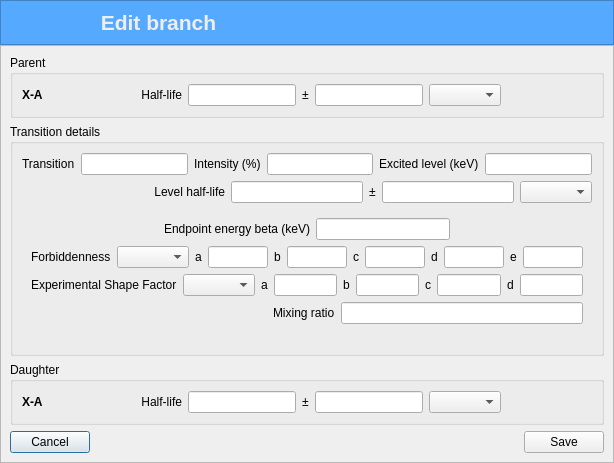
Old version of the form UI/DEC/editbranchdialog.ui in the repository ziemastz/DES_v2.
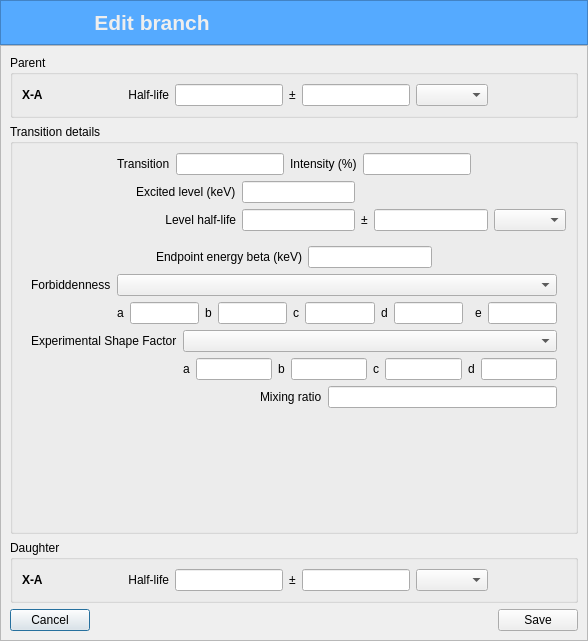
New version of the form. The open tabs and pages were chosen to show the change. Icons and pictures are not drawn.

```diff
--- a/UI/DEC/editbranchdialog.ui
+++ b/UI/DEC/editbranchdialog.ui
@@ -6,8 +6,8 @@
    <rect>
     <x>0</x>
     <y>0</y>
-    <width>614</width>
-    <height>463</height>
+    <width>588</width>
+    <height>641</height>
    </rect>
   </property>
   <property name="windowTitle">
@@ -186,6 +186,19 @@
         <layout class="QVBoxLayout" name="verticalLayout_2">
          <item>
           <layout class="QHBoxLayout" name="horizontalLayout_4">
+           <item>
+            <spacer name="horizontalSpacer_13">
+             <property name="orientation">
+              <enum>Qt::Horizontal</enum>
+             </property>
+             <property name="sizeHint" stdset="0">
+              <size>
+               <width>40</width>
+               <height>20</height>
+              </size>
+             </property>
+            </spacer>
+           </item>
            <item>
             <widget class="QLabel" name="label_5">
              <property name="text">
@@ -207,20 +220,23 @@
             <widget class="QLineEdit" name="lineEdit_2"/>
            </item>
            <item>
-            <widget class="QLabel" name="label_7">
-             <property name="text">
-              <string>Excited level (keV)</string>
+            <spacer name="horizontalSpacer_14">
+             <property name="orientation">
+              <enum>Qt::Horizontal</enum>
              </property>
-            </widget>
-           </item>
-           <item>
-            <widget class="QLineEdit" name="lineEdit_3"/>
+             <property name="sizeHint" stdset="0">
+              <size>
+               <width>40</width>
+               <height>20</height>
+              </size>
+             </property>
+            </spacer>
            </item>
           </layout>
          </item>
          <item>
-          <layout class="QHBoxLayout" name="horizontalLayout_3">
-           <item>
+          <layout class="QGridLayout" name="gridLayout_5">
+           <item row="1" column="0">
             <spacer name="horizontalSpacer_6">
              <property name="orientation">
               <enum>Qt::Horizontal</enum>
@@ -233,20 +249,13 @@
              </property>
             </spacer>
            </item>
-           <item>
-            <widget class="QLabel" name="label_10">
-             <property name="text">
-              <string>Level half-life</string>
-             </property>
-             <property name="alignment">
-              <set>Qt::AlignRight|Qt::AlignTrailing|Qt::AlignVCenter</set>
-             </property>
-            </widget>
+           <item row="1" column="5">
+            <widget class="QComboBox" name="level_half_life_unit_comboBox"/>
            </item>
-           <item>
+           <item row="1" column="2">
             <widget class="QLineEdit" name="level_half_life_value_lineEdit"/>
            </item>
-           <item>
+           <item row="1" column="3">
             <widget class="QLabel" name="label_9">
              <property name="text">
               <string>±</string>
@@ -256,11 +265,28 @@
              </property>
             </widget>
            </item>
-           <item>
+           <item row="1" column="1">
+            <widget class="QLabel" name="label_10">
+             <property name="text">
+              <string>Level half-life</string>
+             </property>
+             <property name="alignment">
+              <set>Qt::AlignRight|Qt::AlignTrailing|Qt::AlignVCenter</set>
+             </property>
+            </widget>
+           </item>
+           <item row="1" column="4">
             <widget class="QLineEdit" name="level_half_life_uncertainty_lineEdit"/>
            </item>
-           <item>
-            <widget class="QComboBox" name="level_half_life_unit_comboBox"/>
+           <item row="0" column="1">
+            <widget class="QLabel" name="label_7">
+             <property name="text">
+              <string>Excited level (keV)</string>
+             </property>
+            </widget>
+           </item>
+           <item row="0" column="2">
+            <widget class="QLineEdit" name="lineEdit_3"/>
            </item>
           </layout>
          </item>
@@ -366,119 +392,119 @@
               </layout>
              </item>
              <item>
-              <layout class="QHBoxLayout" name="horizontalLayout_7">
-               <item>
+              <layout class="QGridLayout" name="gridLayout_3">
+               <item row="1" column="8">
+                <widget class="QLineEdit" name="lineEdit_10"/>
+               </item>
+               <item row="1" column="4">
+                <widget class="QLineEdit" name="lineEdit_8"/>
+               </item>
+               <item row="1" column="10">
+                <widget class="QLabel" name="label_19">
+                 <property name="text">
+                  <string>e</string>
+                 </property>
+                </widget>
+               </item>
+               <item row="1" column="7">
+                <widget class="QLabel" name="label_18">
+                 <property name="text">
+                  <string>d</string>
+                 </property>
+                </widget>
+               </item>
+               <item row="1" column="6">
+                <widget class="QLineEdit" name="lineEdit_9"/>
+               </item>
+               <item row="0" column="0">
                 <widget class="QLabel" name="label_12">
                  <property name="text">
                   <string>Forbiddenness</string>
                  </property>
                 </widget>
                </item>
-               <item>
-                <widget class="QComboBox" name="comboBox"/>
-               </item>
-               <item>
+               <item row="1" column="1">
                 <widget class="QLabel" name="label_15">
                  <property name="text">
                   <string>a</string>
                  </property>
                 </widget>
                </item>
-               <item>
+               <item row="1" column="2">
                 <widget class="QLineEdit" name="lineEdit_7"/>
                </item>
-               <item>
-                <widget class="QLabel" name="label_16">
-                 <property name="text">
-                  <string>b</string>
-                 </property>
-                </widget>
-               </item>
-               <item>
-                <widget class="QLineEdit" name="lineEdit_8"/>
-               </item>
-               <item>
+               <item row="1" column="5">
                 <widget class="QLabel" name="label_17">
                  <property name="text">
                   <string>c</string>
                  </property>
                 </widget>
                </item>
-               <item>
-                <widget class="QLineEdit" name="lineEdit_9"/>
-               </item>
-               <item>
-                <widget class="QLabel" name="label_18">
+               <item row="1" column="3">
+                <widget class="QLabel" name="label_16">
                  <property name="text">
-                  <string>d</string>
+                  <string>b</string>
                  </property>
                 </widget>
                </item>
-               <item>
-                <widget class="QLineEdit" name="lineEdit_10"/>
-               </item>
-               <item>
-                <widget class="QLabel" name="label_19">
-                 <property name="text">
-                  <string>e</string>
-                 </property>
-                </widget>
-               </item>
-               <item>
+               <item row="1" column="11">
                 <widget class="QLineEdit" name="lineEdit_11"/>
                </item>
+               <item row="0" column="1" colspan="11">
+                <widget class="QComboBox" name="comboBox"/>
+               </item>
               </layout>
              </item>
              <item>
-              <layout class="QHBoxLayout" name="horizontalLayout_8">
-               <item>
+              <layout class="QGridLayout" name="gridLayout_4">
+               <item row="0" column="0">
                 <widget class="QLabel" name="label_13">
                  <property name="text">
                   <string>Experimental Shape Factor</string>
                  </property>
                 </widget>
                </item>
-               <item>
+               <item row="0" column="1" colspan="8">
                 <widget class="QComboBox" name="comboBox_2"/>
                </item>
-               <item>
+               <item row="1" column="1">
                 <widget class="QLabel" name="label_21">
                  <property name="text">
                   <string>a</string>
                  </property>
                 </widget>
                </item>
-               <item>
+               <item row="1" column="2">
                 <widget class="QLineEdit" name="lineEdit_13"/>
                </item>
-               <item>
+               <item row="1" column="3">
                 <widget class="QLabel" name="label_20">
                  <property name="text">
                   <string>b</string>
                  </property>
                 </widget>
                </item>
-               <item>
+               <item row="1" column="4">
                 <widget class="QLineEdit" name="lineEdit_15"/>
                </item>
-               <item>
+               <item row="1" column="5">
                 <widget class="QLabel" name="label_23">
                  <property name="text">
                   <string>c</string>
                  </property>
                 </widget>
                </item>
-               <item>
+               <item row="1" column="6">
                 <widget class="QLineEdit" name="lineEdit_14"/>
                </item>
-               <item>
+               <item row="1" column="7">
                 <widget class="QLabel" name="label_22">
                  <property name="text">
                   <string>d</string>
                  </property>
                 </widget>
                </item>
-               <item>
+               <item row="1" column="8">
                 <widget class="QLineEdit" name="lineEdit_12"/>
                </item>
               </layout>
```
Left out of the diff: 52 changed lines with no effect on the pictures.
